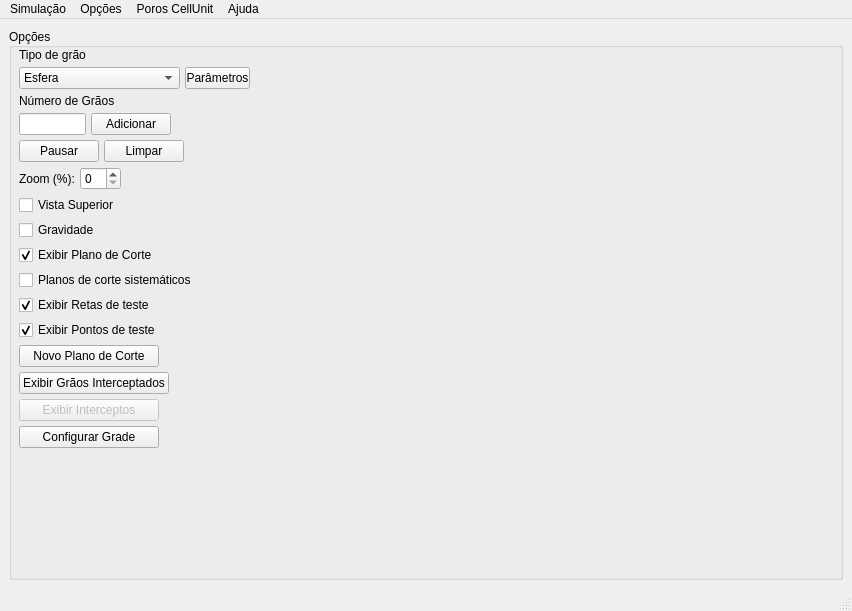
Before: the Qt Designer form forms/gui.ui in lucassimao/Simulacao-Estereologica, drawn with Qt 5.
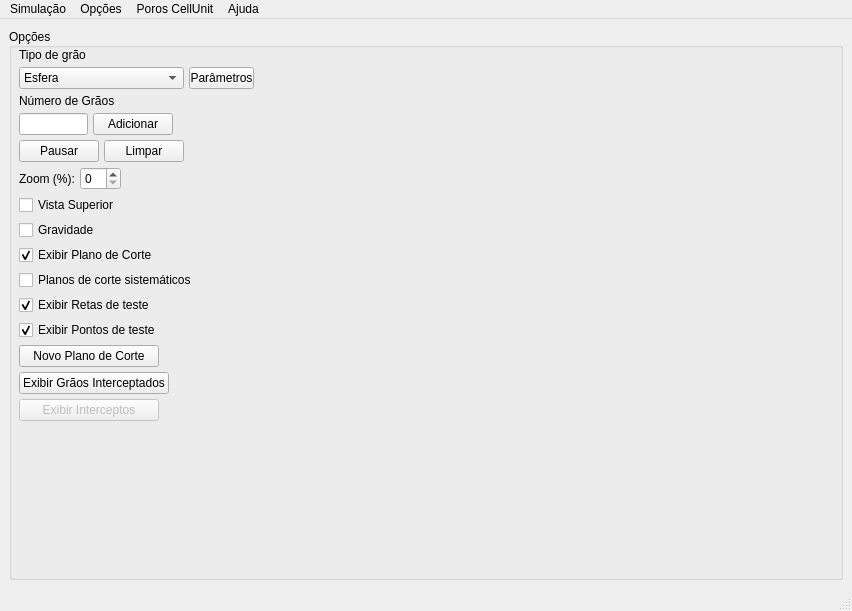
After: the same form once the commit is applied. Icons and pictures are not drawn.

Commit message: Agora a Grade de teste pode ser parametrizada pelo usuario, tanto fornecendo a distancia entre linhas e\ou pontos, quanto o numero de linhas e de pontos por linha

What changed in the file:
```diff
--- a/forms/gui.ui
+++ b/forms/gui.ui
@@ -95,7 +95,7 @@
           <rect>
            <x>10</x>
            <y>20</y>
-           <width>231</width>
+           <width>235</width>
            <height>553</height>
           </rect>
          </property>
@@ -456,48 +456,6 @@
             </item>
            </layout>
           </item>
-          <item>
-           <layout class="QHBoxLayout" name="horizontalLayout_11">
-            <item>
-             <widget class="QPushButton" name="btnConfigurarGrade">
-              <property name="enabled">
-               <bool>true</bool>
-              </property>
-              <property name="sizePolicy">
-               <sizepolicy hsizetype="Minimum" vsizetype="Minimum">
-                <horstretch>0</horstretch>
-                <verstretch>0</verstretch>
-               </sizepolicy>
-              </property>
-              <property name="minimumSize">
-               <size>
-                <width>140</width>
-                <height>20</height>
-               </size>
-              </property>
-              <property name="cursor">
-               <cursorShape>PointingHandCursor</cursorShape>
-              </property>
-              <property name="text">
-               <string>Configurar Grade</string>
-              </property>
-             </widget>
-            </item>
-            <item>
-             <spacer name="horizontalSpacer_10">
-              <property name="orientation">
-               <enum>Qt::Horizontal</enum>
-              </property>
-              <property name="sizeHint" stdset="0">
-               <size>
-                <width>40</width>
-                <height>20</height>
-               </size>
-              </property>
-             </spacer>
-            </item>
-           </layout>
-          </item>
           <item>
            <spacer name="verticalSpacer">
             <property name="orientation">
```
Left out of the diff: 22 changed lines with no effect on the pictures. The commit also changes 13 other files.
